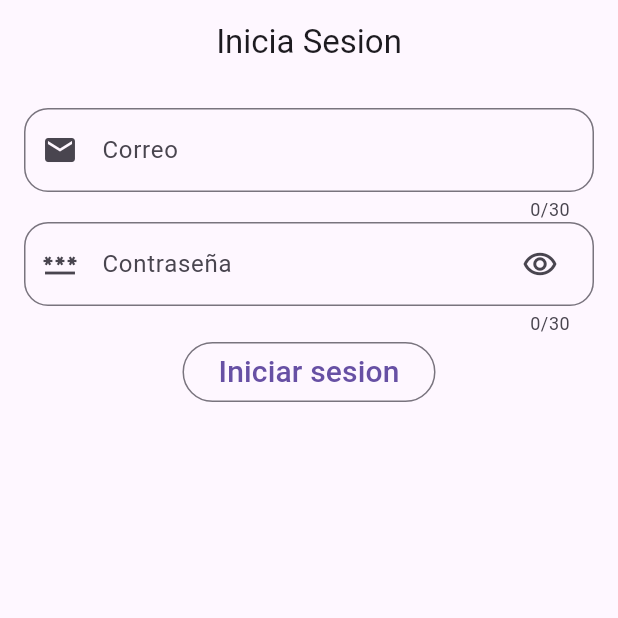
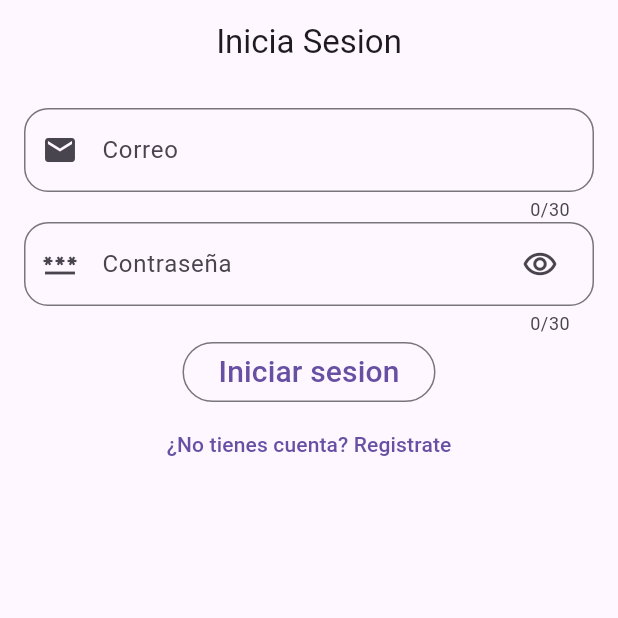
Before and after one commit to SerIn111/tarealogin, a Flutter app: the screen it shows after launch, on a phone screen of 412 x 824 dp, the top half of it. Run offline on Flutter 3.47's test engine with Material 3 defaults, Android fonts, the phone set to English and light mode, and no system bars.

Commit message:
text button

```diff
--- a/lib/login_page.dart
+++ b/lib/login_page.dart
@@ -1,5 +1,3 @@
-import 'dart:ffi';
-
 import 'package:flutter/material.dart';
 import 'package:tarealogin/widgets/custom_form_login.dart';
 
@@ -58,12 +56,13 @@ class _LogInPageState extends State<LogInPage> {
                   child: IconButton(
                     onPressed: (){
                       Icon(Icons.remove_red_eye);
+
                       setState(() {
 
                       });
                     },
                     icon: Icon(Icons.remove_red_eye_outlined),
-                    ),
+                  ),
                 ),
                 validator: (valor){
                   if (valor == '')
@@ -96,7 +95,10 @@ class _LogInPageState extends State<LogInPage> {
                   print(datos);
 
                 },
-              )
+              ),
+              TextButton(
+                onPressed: () {},
+                child: Text('¿No tienes cuenta? Registrate'))
             ],
           ),
         ),
```
